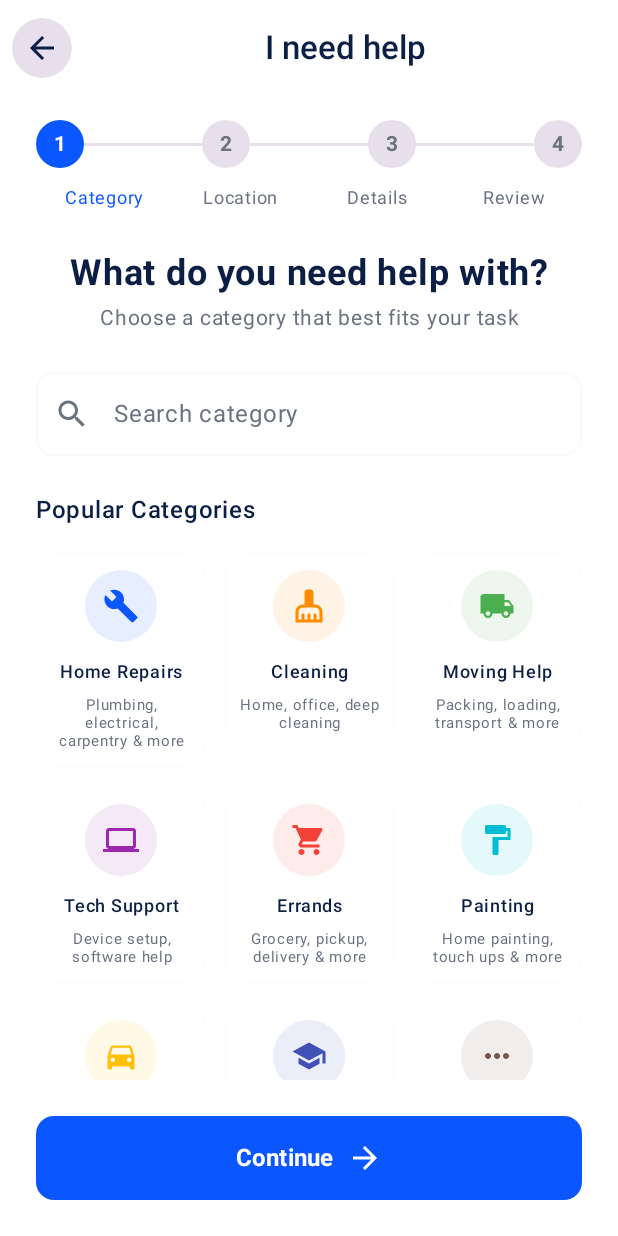
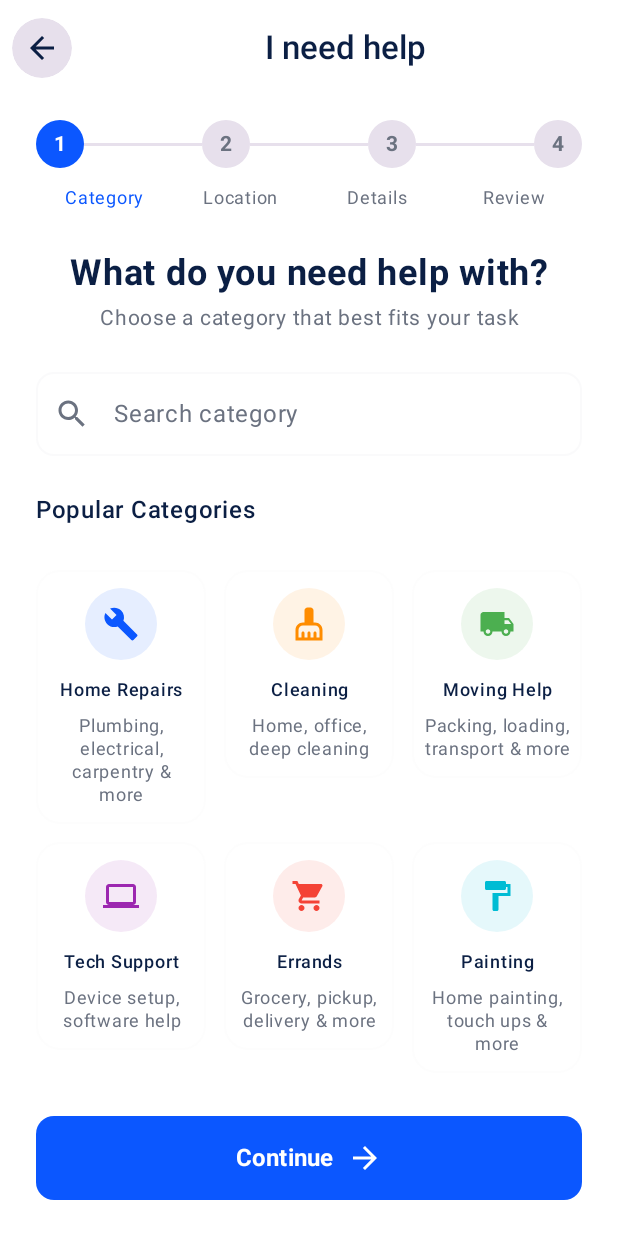
Before and after one commit to lovableguyzayed/Fixhora, an Android app built with Jetpack Compose: the TaskFlowContainer screen opened through its navigation route, on a phone screen of 412 x 824 dp. Run offline under Robolectric (Android 15) with nearby library versions, the phone set to English and light mode, and no system bars; our stand-ins replace Room's generated code.

Commit message:
fix(ui): no text below 12 sp; category screen scrolls as one list on small phones (UI-06, UI-07)
On 320x568 phones the fixed heading left a ~60 dp strip for the category tiles.
Heading and search are now the first item of the grid, Continue stays pinned.

Co-Authored-By: Claude Opus 5.5 <noreply@anthropic.com>
Claude-Session: https://claude.ai/code/session_01QY28zRNwgX2X3WFNLJZYHr

```diff
--- a/app/src/main/java/com/example/ui/screens/helper/WorkerChatScreen.kt
+++ b/app/src/main/java/com/example/ui/screens/helper/WorkerChatScreen.kt
@@ -180,7 +180,7 @@ fun ChatListItem(task: TaskEntity, onClick: () -> Unit) {
                     shape = RoundedCornerShape(4.dp),
                     modifier = Modifier.padding(end = 6.dp)
                 ) {
-                    Text(category, color = BluePrimary, fontSize = 10.sp, fontWeight = FontWeight.Bold, modifier = Modifier.padding(horizontal = 6.dp, vertical = 2.dp))
+                    Text(category, color = BluePrimary, fontSize = 12.sp, fontWeight = FontWeight.Bold, modifier = Modifier.padding(horizontal = 6.dp, vertical = 2.dp))
                 }
             }
             Spacer(modifier = Modifier.height(4.dp))
@@ -387,7 +387,7 @@ fun MessageBubble(text: String, isSender: Boolean, time: String, status: String?
             }
             Spacer(modifier = Modifier.height(4.dp))
             Row(verticalAlignment = Alignment.CenterVertically) {
-                Text(time, fontSize = 11.sp, color = SecondaryGrey)
+                Text(time, fontSize = 12.sp, color = SecondaryGrey)
                 if (isSender && status != null) {
                     Spacer(modifier = Modifier.width(4.dp))
                     Icon(
--- a/app/src/main/java/com/example/ui/screens/taskflow/TaskCategoryScreen.kt
+++ b/app/src/main/java/com/example/ui/screens/taskflow/TaskCategoryScreen.kt
@@ -8,6 +8,7 @@ import androidx.compose.foundation.background
 import androidx.compose.foundation.clickable
 import androidx.compose.foundation.layout.*
 import androidx.compose.foundation.lazy.grid.GridCells
+import androidx.compose.foundation.lazy.grid.GridItemSpan
 import androidx.compose.foundation.lazy.grid.LazyVerticalGrid
 import androidx.compose.foundation.lazy.grid.items
 import androidx.compose.foundation.rememberScrollState
@@ -42,6 +43,22 @@ fun TaskCategoryScreen(onNext: () -> Unit, viewModel: TaskViewModel) {
             .fillMaxSize()
             .padding(horizontal = 24.dp)
     ) {
+        var showError by remember { mutableStateOf(false) }
+        val filteredCategories = dummyCategories.filter {
+            it.title.contains(uiState.searchCategoryQuery, ignoreCase = true) ||
+            it.subtitle.contains(uiState.searchCategoryQuery, ignoreCase = true)
+        }
+
+        LazyVerticalGrid(
+            // 3 columns on phones, more on tablets, fewer when the user's font size is large
+            columns = GridCells.Adaptive(minSize = 96.dp * LocalConfiguration.current.fontScale.coerceIn(1f, 1.6f)),
+            horizontalArrangement = Arrangement.spacedBy(12.dp),
+            verticalArrangement = Arrangement.spacedBy(12.dp),
+            modifier = Modifier.weight(1f)
+        ) {
+            // Heading and search scroll together with the tiles, so small phones show more tiles.
+            item(span = { GridItemSpan(maxLineSpan) }) {
+                Column {
                 Text(
                     text = stringResource(R.string.taskcategory_what_do_you_need_help_with),
                     fontSize = 24.sp,
@@ -58,12 +75,6 @@ fun TaskCategoryScreen(onNext: () -> Unit, viewModel: TaskViewModel) {
                     textAlign = TextAlign.Center,
                     modifier = Modifier.fillMaxWidth().padding(top = 4.dp, bottom = 24.dp)
                 )
-
-        var showError by remember { mutableStateOf(false) }
-        val filteredCategories = dummyCategories.filter {
-            it.title.contains(uiState.searchCategoryQuery, ignoreCase = true) ||
-            it.subtitle.contains(uiState.searchCategoryQuery, ignoreCase = true)
-        }
 
                 OutlinedTextField(
                     value = uiState.searchCategoryQuery,
@@ -83,14 +94,8 @@ fun TaskCategoryScreen(onNext: () -> Unit, viewModel: TaskViewModel) {
                     fontWeight = FontWeight.SemiBold,
                     modifier = Modifier.padding(top = 24.dp, bottom = 16.dp)
                 )
-
-        LazyVerticalGrid(
-            // 3 columns on phones, more on tablets, fewer when the user's font size is large
-            columns = GridCells.Adaptive(minSize = 96.dp * LocalConfiguration.current.fontScale.coerceIn(1f, 1.6f)),
-            horizontalArrangement = Arrangement.spacedBy(12.dp),
-            verticalArrangement = Arrangement.spacedBy(12.dp),
-            modifier = Modifier.weight(1f)
-        ) {
+                }
+            }
             items(filteredCategories) { category ->
                 val isSelected = selectedCategory == category.id
 
@@ -155,10 +160,10 @@ fun TaskCategoryScreen(onNext: () -> Unit, viewModel: TaskViewModel) {
 
                             Text(
                                 text = category.subtitle,
-                                fontSize = 10.sp,
+                                fontSize = 12.sp,
                                 color = MaterialTheme.colorScheme.onSurfaceVariant,
                                 textAlign = TextAlign.Center,
-                                lineHeight = 12.sp
+                                lineHeight = 15.sp
                             )
                         }
                     }
```
Also changed, not shown: 7 other files. Lines whose indentation alone changed are shown as unchanged.
